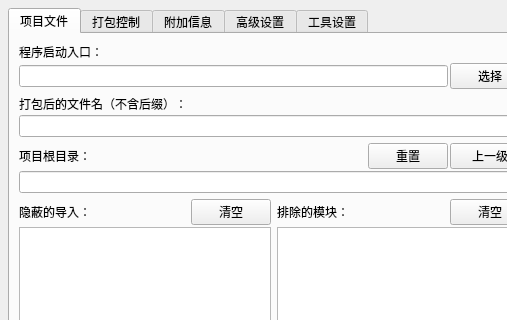
The window that source/awespykit/ui/pyinstaller_tool.ui (hrpzcf/AwesomePyKit) describes before a commit, drawn with Qt 5; both pictures show x 0 to 507 and y 0 to 320 of the 860 by 722 pixel window.
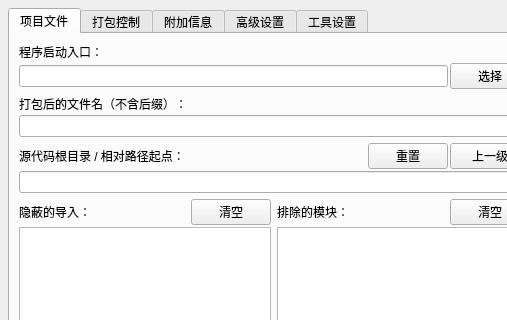
The same window after the commit.

Commit message: 程序打包工具“项目根目录”重新命名为“源代码根目录”

Diff of the .ui file:
```diff
--- a/source/awespykit/ui/pyinstaller_tool.ui
+++ b/source/awespykit/ui/pyinstaller_tool.ui
@@ -125,7 +125,7 @@
                <item>
                 <widget class="QLabel" name="label_2">
                  <property name="text">
-                  <string>项目根目录：</string>
+                  <string>源代码根目录 / 相对路径起点：</string>
                  </property>
                 </widget>
                </item>
```
Left out of the diff: 14 changed lines with no effect on the pictures. The commit also changes 2 other files.
